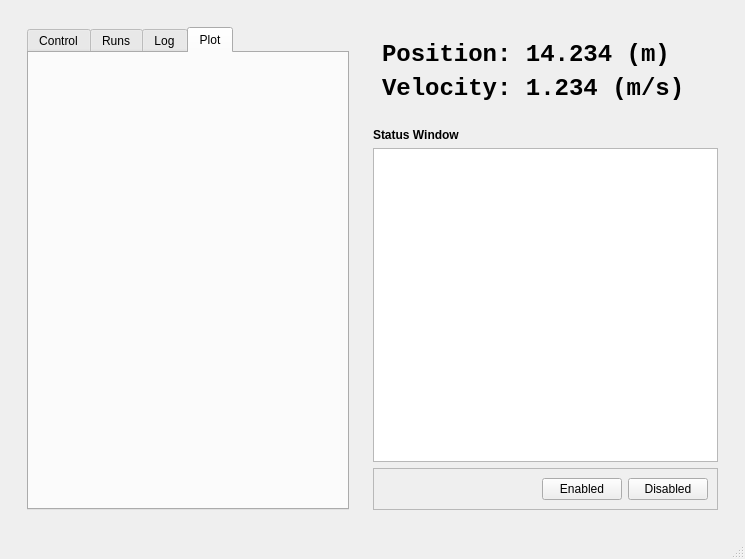
Qt form software/gui/nodes/sled_control.ui (iorodeo/water_channel_ros) before a commit.
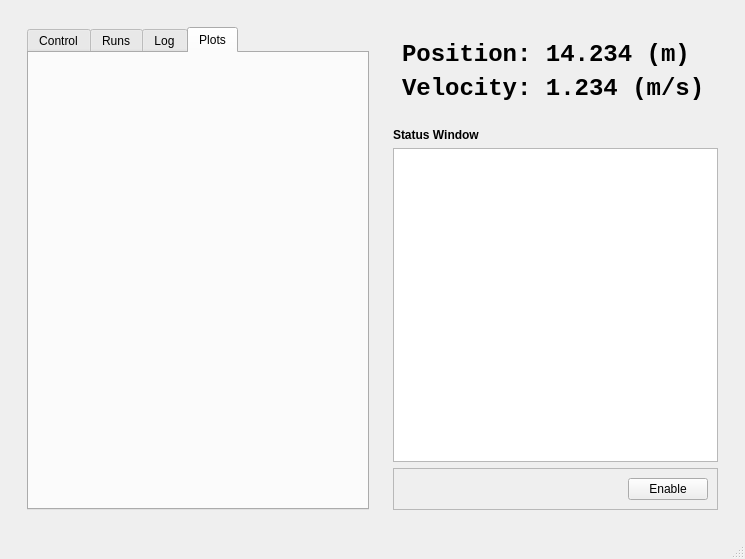
The same form after that commit. The open tabs and pages were chosen to show the change.

Commit message: Finished status window handling. Worked on control mode handling in GUI.

What changed in the file:
```diff
--- a/software/gui/nodes/sled_control.ui
+++ b/software/gui/nodes/sled_control.ui
@@ -498,7 +498,7 @@
             </widget>
             <widget class="QWidget" name="plotTab">
              <attribute name="title">
-              <string>Plot</string>
+              <string>Plots</string>
              </attribute>
             </widget>
            </widget>
@@ -631,6 +631,9 @@
              </sizepolicy>
             </property>
             <property name="verticalScrollBarPolicy">
+             <enum>Qt::ScrollBarAsNeeded</enum>
+            </property>
+            <property name="horizontalScrollBarPolicy">
              <enum>Qt::ScrollBarAlwaysOff</enum>
             </property>
             <property name="readOnly">
@@ -660,26 +663,7 @@
              <item>
               <widget class="QPushButton" name="enabledPushButton">
                <property name="text">
-                <string>Enabled</string>
-               </property>
-               <property name="checkable">
-                <bool>true</bool>
-               </property>
-               <property name="checked">
-                <bool>false</bool>
-               </property>
-               <property name="default">
-                <bool>false</bool>
-               </property>
-               <property name="flat">
-                <bool>false</bool>
-               </property>
-              </widget>
-             </item>
-             <item>
-              <widget class="QPushButton" name="disabledPushButton">
-               <property name="text">
-                <string>Disabled</string>
+                <string>Enable</string>
                </property>
                <property name="checkable">
                 <bool>true</bool>
```
Left out of the diff: 66 changed lines with no effect on the pictures. The commit also changes 2 other files.
